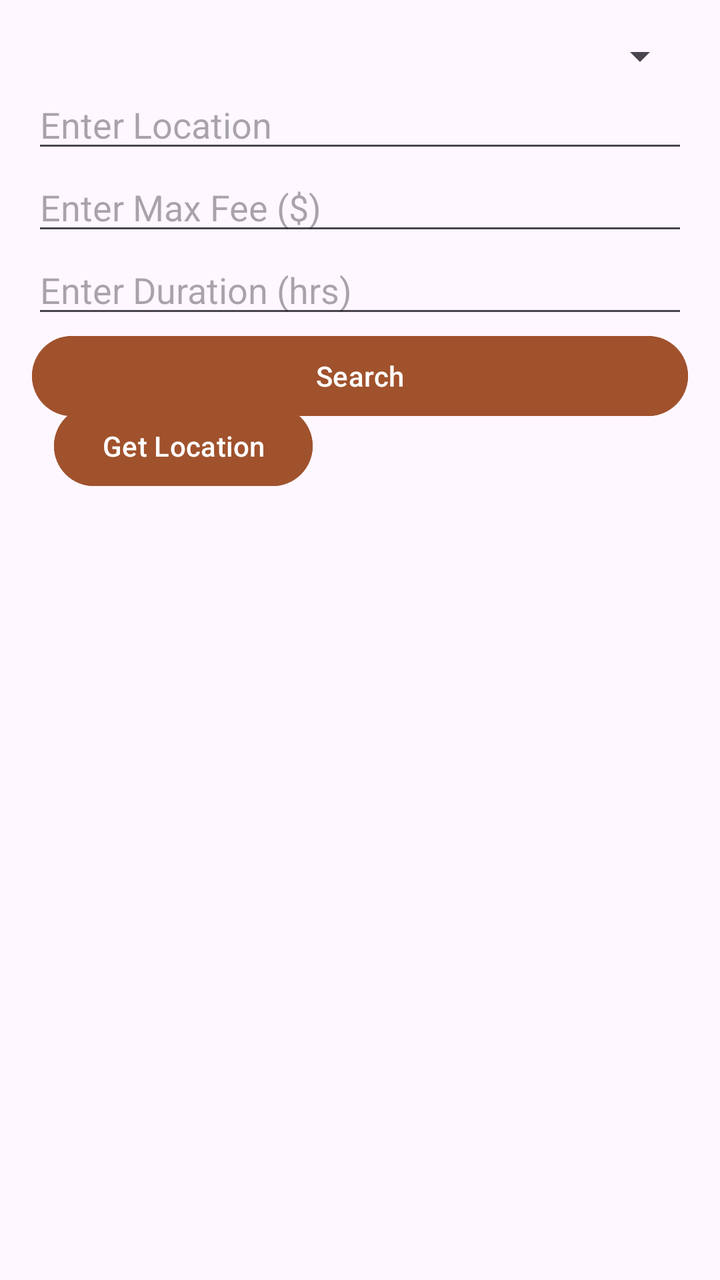
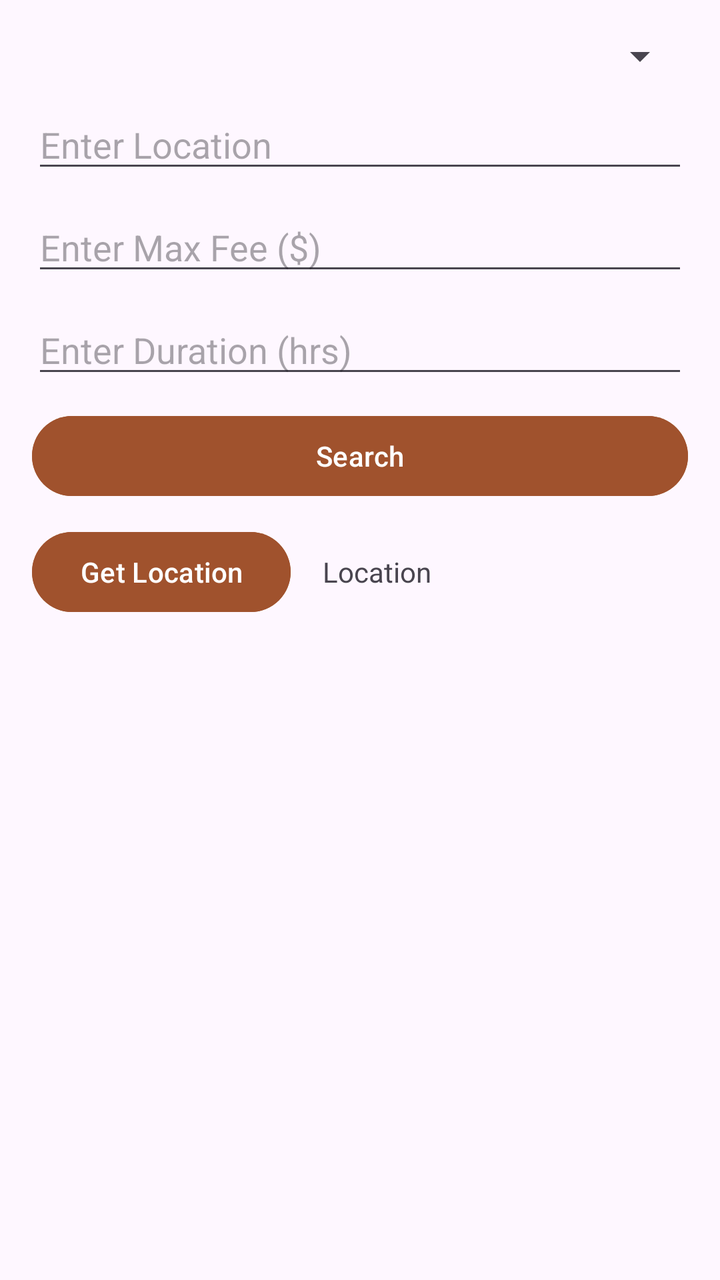

An Android layout rendered at two revisions. The XML below is the earlier revision; the diff shows what the commit changed to produce the second picture.
<!-- AndroidManifest.xml: application theme Theme.Csci3130Group1 -->
<!-- res/layout/fragment_search_for_tutorials.xml -->
<?xml version="1.0" encoding="utf-8"?>
<androidx.constraintlayout.widget.ConstraintLayout
    xmlns:android="http://schemas.android.com/apk/res/android"
    xmlns:app="http://schemas.android.com/apk/res-auto"
    xmlns:tools="http://schemas.android.com/tools"
    android:layout_width="match_parent"
    android:layout_height="match_parent"
    android:padding="16dp">

    
    <Spinner
        android:id="@+id/topicSpinner"
        android:layout_width="0dp"
        android:layout_height="wrap_content"
        app:layout_constraintTop_toTopOf="parent"
        app:layout_constraintStart_toStartOf="parent"
        app:layout_constraintEnd_toEndOf="parent"
        android:layout_marginBottom="10dp"/>

    <Button
        android:id="@+id/bt_location"
        android:layout_width="wrap_content"
        android:layout_height="wrap_content"
        android:layout_marginStart="11dp"
        android:layout_marginTop="8dp"
        android:layout_marginBottom="14dp"
        android:backgroundTint="#A0522D"
        android:text="Get Location"
        app:layout_constraintBottom_toTopOf="@+id/tutorialListView"
        app:layout_constraintStart_toStartOf="parent"
        app:layout_constraintTop_toBottomOf="@+id/searchButton" />

    

    <TextView
        android:id="@+id/location_text"
        android:layout_width="198dp"
        android:layout_height="73dp"
        android:layout_marginStart="16dp"
        android:layout_marginTop="16dp"
        android:layout_marginBottom="16dp"
        android:text="Location"
        app:layout_constraintBottom_toTopOf="@+id/tutorialListView"
        app:layout_constraintStart_toEndOf="@+id/bt_location"
        app:layout_constraintTop_toBottomOf="@+id/searchButton" />

    <EditText
        android:id="@+id/locationInput"
        android:layout_width="0dp"
        android:layout_height="wrap_content"
        android:hint="Enter Location"
        android:inputType="text"
        app:layout_constraintTop_toBottomOf="@id/topicSpinner"
        app:layout_constraintStart_toStartOf="parent"
        app:layout_constraintEnd_toEndOf="parent"
        android:layout_marginBottom="10dp"/>

    
    <EditText
        android:id="@+id/feeInput"
        android:layout_width="0dp"
        android:layout_height="wrap_content"
        android:hint="Enter Max Fee ($)"
        android:inputType="numberDecimal"
        app:layout_constraintTop_toBottomOf="@id/locationInput"
        app:layout_constraintStart_toStartOf="parent"
        app:layout_constraintEnd_toEndOf="parent"
        android:layout_marginBottom="10dp"/>

    
    <EditText
        android:id="@+id/durationInput"
        android:layout_width="0dp"
        android:layout_height="wrap_content"
        android:hint="Enter Duration (hrs)"
        android:inputType="numberDecimal"
        app:layout_constraintTop_toBottomOf="@id/feeInput"
        app:layout_constraintStart_toStartOf="parent"
        app:layout_constraintEnd_toEndOf="parent"
        android:layout_marginBottom="10dp"/>

    
    <Button
        android:id="@+id/searchButton"
        android:layout_width="0dp"
        android:layout_height="wrap_content"
        android:text="Search"
        android:backgroundTint="#A0522D"
        app:layout_constraintTop_toBottomOf="@id/durationInput"
        app:layout_constraintStart_toStartOf="parent"
        app:layout_constraintEnd_toEndOf="parent"
        android:layout_marginBottom="10dp"/>

    
    <ListView
        android:id="@+id/tutorialListView"
        android:layout_width="351dp"
        android:layout_height="359dp"
        app:layout_constraintBottom_toBottomOf="parent"
        app:layout_constraintEnd_toEndOf="parent"
        app:layout_constraintHorizontal_bias="0.418"
        app:layout_constraintStart_toStartOf="parent"
        app:layout_constraintTop_toBottomOf="@id/searchButton"
        app:layout_constraintVertical_bias="0.521" />

</androidx.constraintlayout.widget.ConstraintLayout>
<!-- resources referenced by this layout -->
<resources>
  <style name="Theme.Csci3130Group1" parent="Base.Theme.Csci3130Group1" />
  <style name="Base.Theme.Csci3130Group1" parent="Theme.Material3.DayNight.NoActionBar">
          
          
      </style>
</resources>

<!-- the commit's change to res/layout/fragment_search_for_tutorials.xml (unified diff, before → after) -->
@@ -1,106 +1,89 @@
 <?xml version="1.0" encoding="utf-8"?>
-<androidx.constraintlayout.widget.ConstraintLayout
+<ScrollView
     xmlns:android="http://schemas.android.com/apk/res/android"
-    xmlns:app="http://schemas.android.com/apk/res-auto"
-    xmlns:tools="http://schemas.android.com/tools"
     android:layout_width="match_parent"
     android:layout_height="match_parent"
+    android:fillViewport="true"
     android:padding="16dp">
 
-    
-    <Spinner
-        android:id="@+id/topicSpinner"
-        android:layout_width="0dp"
+    <LinearLayout
+        android:layout_width="match_parent"
         android:layout_height="wrap_content"
-        app:layout_constraintTop_toTopOf="parent"
-        app:layout_constraintStart_toStartOf="parent"
-        app:layout_constraintEnd_toEndOf="parent"
-        android:layout_marginBottom="10dp"/>
+        android:orientation="vertical">
 
-    <Button
-        android:id="@+id/bt_location"
-        android:layout_width="wrap_content"
-        android:layout_height="wrap_content"
-        android:layout_marginStart="11dp"
-        android:layout_marginTop="8dp"
-        android:layout_marginBottom="14dp"
-        android:backgroundTint="#A0522D"
-        android:text="Get Location"
-        app:layout_constraintBottom_toTopOf="@+id/tutorialListView"
-        app:layout_constraintStart_toStartOf="parent"
-        app:layout_constraintTop_toBottomOf="@+id/searchButton" />
+        
+        <Spinner
+            android:id="@+id/topicSpinner"
+            android:layout_width="match_parent"
+            android:layout_height="wrap_content"
+            android:layout_marginBottom="10dp"/>
 
-    
+        
+        <EditText
+            android:id="@+id/locationInput"
+            android:layout_width="match_parent"
+            android:layout_height="wrap_content"
+            android:hint="Enter Location"
+            android:layout_marginBottom="10dp"/>
 
-    <TextView
-        android:id="@+id/location_text"
-        android:layout_width="198dp"
-        android:layout_height="73dp"
-        android:layout_marginStart="16dp"
-        android:layout_marginTop="16dp"
-        android:layout_marginBottom="16dp"
-        android:text="Location"
-        app:layout_constraintBottom_toTopOf="@+id/tutorialListView"
-        app:layout_constraintStart_toEndOf="@+id/bt_location"
-        app:layout_constraintTop_toBottomOf="@+id/searchButton" />
+        
+        <EditText
+            android:id="@+id/feeInput"
+            android:layout_width="match_parent"
+            android:layout_height="wrap_content"
+            android:hint="Enter Max Fee ($)"
+            android:inputType="numberDecimal"
+            android:layout_marginBottom="10dp"/>
 
-    <EditText
-        android:id="@+id/locationInput"
-        android:layout_width="0dp"
-        android:layout_height="wrap_content"
-        android:hint="Enter Location"
-        android:inputType="text"
-        app:layout_constraintTop_toBottomOf="@id/topicSpinner"
-        app:layout_constraintStart_toStartOf="parent"
-        app:layout_constraintEnd_toEndOf="parent"
-        android:layout_marginBottom="10dp"/>
+        
+        <EditText
+            android:id="@+id/durationInput"
+            android:layout_width="match_parent"
+            android:layout_height="wrap_content"
+            android:hint="Enter Duration (hrs)"
+            android:inputType="numberDecimal"
+            android:layout_marginBottom="10dp"/>
 
-    
-    <EditText
-        android:id="@+id/feeInput"
-        android:layout_width="0dp"
-        android:layout_height="wrap_content"
-        android:hint="Enter Max Fee ($)"
-        android:inputType="numberDecimal"
-        app:layout_constraintTop_toBottomOf="@id/locationInput"
-        app:layout_constraintStart_toStartOf="parent"
-        app:layout_constraintEnd_toEndOf="parent"
-        android:layout_marginBottom="10dp"/>
+        
+        <Button
+            android:id="@+id/searchButton"
+            android:layout_width="match_parent"
+            android:layout_height="wrap_content"
+            android:text="Search"
+            android:layout_marginBottom="10dp"
+            android:backgroundTint="#A0522D" />
 
-    
-    <EditText
-        android:id="@+id/durationInput"
-        android:layout_width="0dp"
-        android:layout_height="wrap_content"
-        android:hint="Enter Duration (hrs)"
-        android:inputType="numberDecimal"
-        app:layout_constraintTop_toBottomOf="@id/feeInput"
-        app:layout_constraintStart_toStartOf="parent"
-        app:layout_constraintEnd_toEndOf="parent"
-        android:layout_marginBottom="10dp"/>
+        
+        <LinearLayout
+            android:layout_width="match_parent"
+            android:layout_height="wrap_content"
+            android:orientation="horizontal"
+            android:layout_marginBottom="10dp">
 
-    
-    <Button
-        android:id="@+id/searchButton"
-        android:layout_width="0dp"
-        android:layout_height="wrap_content"
-        android:text="Search"
-        android:backgroundTint="#A0522D"
-        app:layout_constraintTop_toBottomOf="@id/durationInput"
-        app:layout_constraintStart_toStartOf="parent"
-        app:layout_constraintEnd_toEndOf="parent"
-        android:layout_marginBottom="10dp"/>
+            <Button
+                android:id="@+id/bt_location"
+                android:layout_width="wrap_content"
+                android:layout_height="wrap_content"
+                android:text="Get Location"
+                android:backgroundTint="#A0522D" />
 
-    
-    <ListView
-        android:id="@+id/tutorialListView"
-        android:layout_width="351dp"
-        android:layout_height="359dp"
-        app:layout_constraintBottom_toBottomOf="parent"
-        app:layout_constraintEnd_toEndOf="parent"
-        app:layout_constraintHorizontal_bias="0.418"
-        app:layout_constraintStart_toStartOf="parent"
-        app:layout_constraintTop_toBottomOf="@id/searchButton"
-        app:layout_constraintVertical_bias="0.521" />
+            <TextView
+                android:id="@+id/location_text"
+                android:layout_width="0dp"
+                android:layout_height="wrap_content"
+                android:layout_weight="1"
+                android:paddingStart="16dp"
+                android:text="Location" />
+        </LinearLayout>
 
-</androidx.constraintlayout.widget.ConstraintLayout>
+        
+        <ListView
+            android:id="@+id/tutorialListView"
+            android:layout_width="match_parent"
+            android:layout_height="wrap_content"
+            android:clipToPadding="false"
+            android:paddingBottom="100dp"
+            android:divider="@android:color/darker_gray"
+            android:dividerHeight="1dp"/>
+    </LinearLayout>
+</ScrollView>
